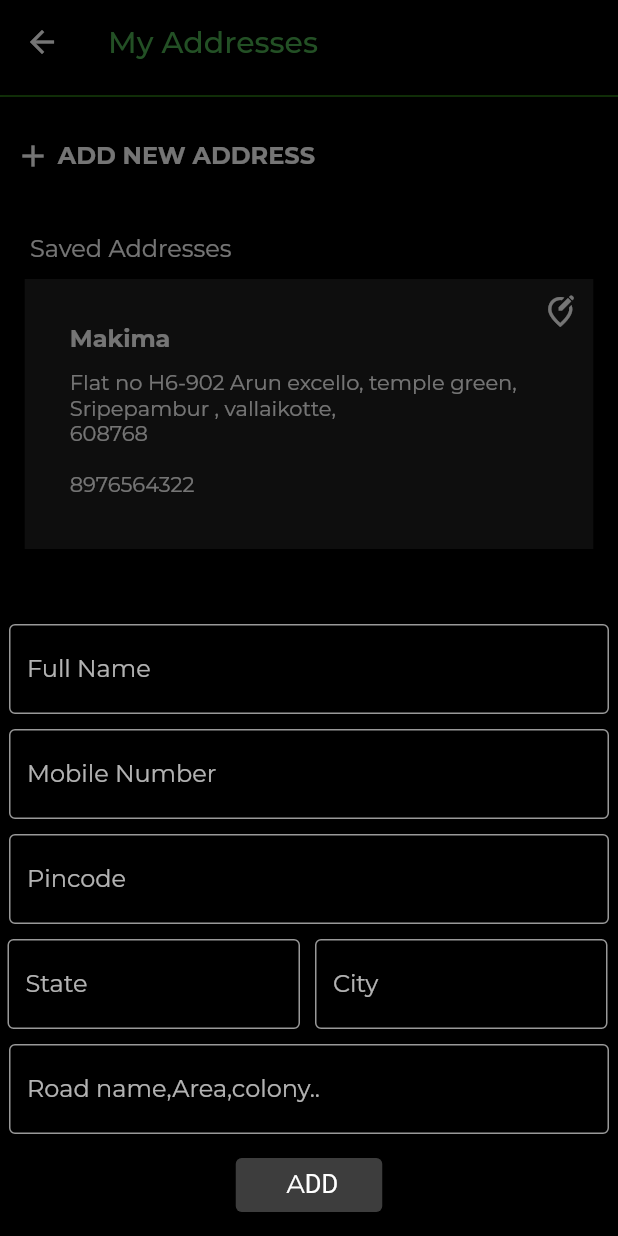
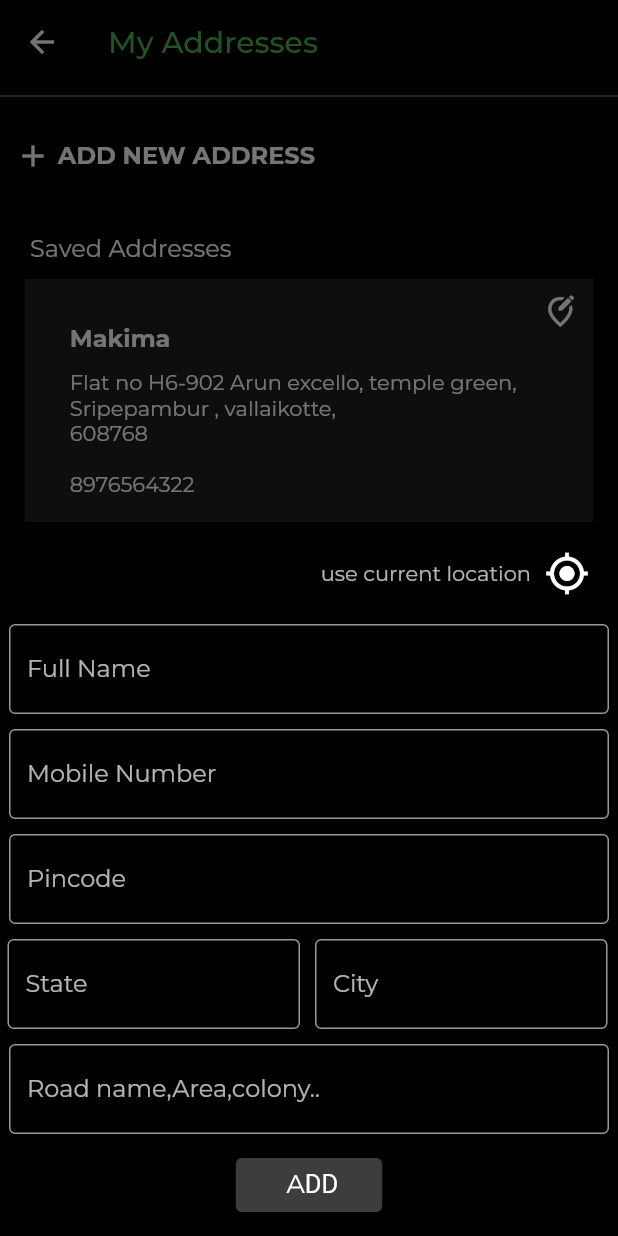
Before and after one commit to safder2000/Razer, a Flutter app: the ScreenSavedAddress screen opened directly, after a tap on an icon or button, on a phone screen of 412 x 824 dp. Run offline on Flutter 3.47's test engine with Material 2 defaults, Android fonts, the phone set to English and light mode, and no system bars; our stand-ins replace bloc, cloud_firestore, email_validator, firebase_auth, firebase_core, firebase_storage and 6 more; accounts and stored records are empty; network calls fail.

Commit message:
address fetching half way🗺️📌

```diff
--- /dev/null
+++ b/lib/application/address/address_event.dart
@@ -0,0 +1,6 @@
+part of 'address_bloc.dart';
+
+@immutable
+abstract class AddressEvent {}
+
+class FindLocation extends AddressEvent {}
--- /dev/null
+++ b/lib/application/address/address_state.dart
@@ -0,0 +1,11 @@
+part of 'address_bloc.dart';
+
+@immutable
+abstract class AddressState {
+  AddressState({required this.placemark});
+  List<Placemark> placemark;
+}
+
+class InitialState extends AddressState {
+  InitialState() : super(placemark: []);
+}
--- a/lib/presentation/account/account_settings/saved_address/screen_saved_address.dart
+++ b/lib/presentation/account/account_settings/saved_address/screen_saved_address.dart
@@ -1,6 +1,10 @@
+import 'dart:developer';
+
 import 'package:flutter/material.dart';
+import 'package:geolocator/geolocator.dart';
 import 'package:razer/core/colors.dart';
 import 'package:razer/core/constents.dart';
+import 'package:razer/functions/locator_functions/geo_locator_current_pos.dart';
 import 'package:razer/presentation/account/account_settings/save_card_n_wallet/cardsNwallet.dart';
 
 class ScreenSavedAddress extends StatelessWidget {
@@ -144,6 +148,79 @@
             child: Column(
               mainAxisSize: MainAxisSize.min,
               children: [
+                height_10,
+                Row(
+                  mainAxisAlignment: MainAxisAlignment.end,
+                  children: [
+                    Text(
+                      'use current location',
+                      style: TextStyle(color: Colors.white70),
+                    ),
+                    IconButton(
+                        onPressed: () async {
+                          Position position = await determinePosition();
+                          _currentLocation(context, position);
+                          Navigator.pop(context);
+                          GetAddress(position);
+                          log(position.altitude.toString());
+                        },
+                        icon: Icon(
+                          Icons.gps_fixed,
+                          color: Colors.white,
+                          size: 30,
+                        )),
+                    width_10
+                  ],
+                ),
+                height_10,
+                textfield(hint: 'Full Name', width: 400),
+                height_10,
+                textfield(hint: 'Mobile Number', width: 400),
+                height_10,
+                textfield(hint: 'Pincode', width: 400),
+                height_10,
+                Row(
+                  children: [
+                    width_5,
+                    textfield(hint: 'State', width: 195),
+                    width_10,
+                    textfield(hint: 'City', width: 195),
+                  ],
+                ),
+                height_10,
+                textfield(
+                    hint: 'Road name,Area,colony..', width: 400, height: 60),
+                height_10,
+                ElevatedButton(
+                  onPressed: () {},
+                  child: Text(
+                    '    ADD   ',
+                    style: TextStyle(fontSize: 17),
+                  ),
+                  style: ElevatedButton.styleFrom(
+                      elevation: 0,
+                      textStyle: const TextStyle(fontSize: 20),
+                      backgroundColor: Colors.white24),
+                ),
+                height_10,
+              ],
+            ),
+          );
+        });
+  }
+
+  _currentLocation(context, Position position) {
+    showModalBottomSheet(
+        backgroundColor: Colors.black,
+        isScrollControlled: true,
+        context: context,
+        builder: (builder) {
+          return Padding(
+            padding: EdgeInsets.only(
+                bottom: MediaQuery.of(context).viewInsets.bottom),
+            child: Column(
+              mainAxisSize: MainAxisSize.min,
+              children: [
                 textfield(hint: 'Full Name', width: 400),
                 height_10,
                 textfield(hint: 'Mobile Number', width: 400),
--- a/pubspec.yaml
+++ b/pubspec.yaml
@@ -42,6 +42,8 @@
   flutter_rating_bar: ^4.0.1
   image_picker: ^0.8.5+3
   firebase_storage: ^11.0.4
+  geolocator: ^9.0.2
+  geocoding: ^2.0.5
 
   # The following adds the Cupertino Icons font to your application.
   # Use with the CupertinoIcons class for iOS style icons.
```
Also changed, not shown: lib/application/address/address_bloc.dart (added, +21 -0 lines), lib/functions/locator_functions/geo_locator_current_pos.dart (added, +37 -0 lines), pubspec.lock, 5 other files.
